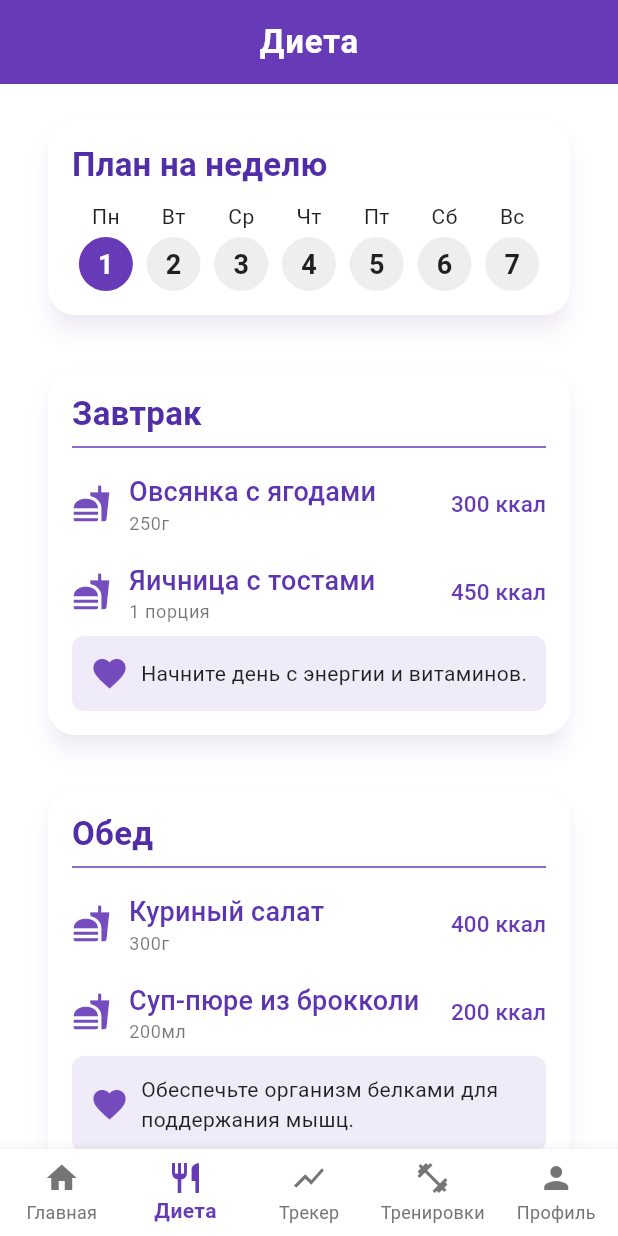
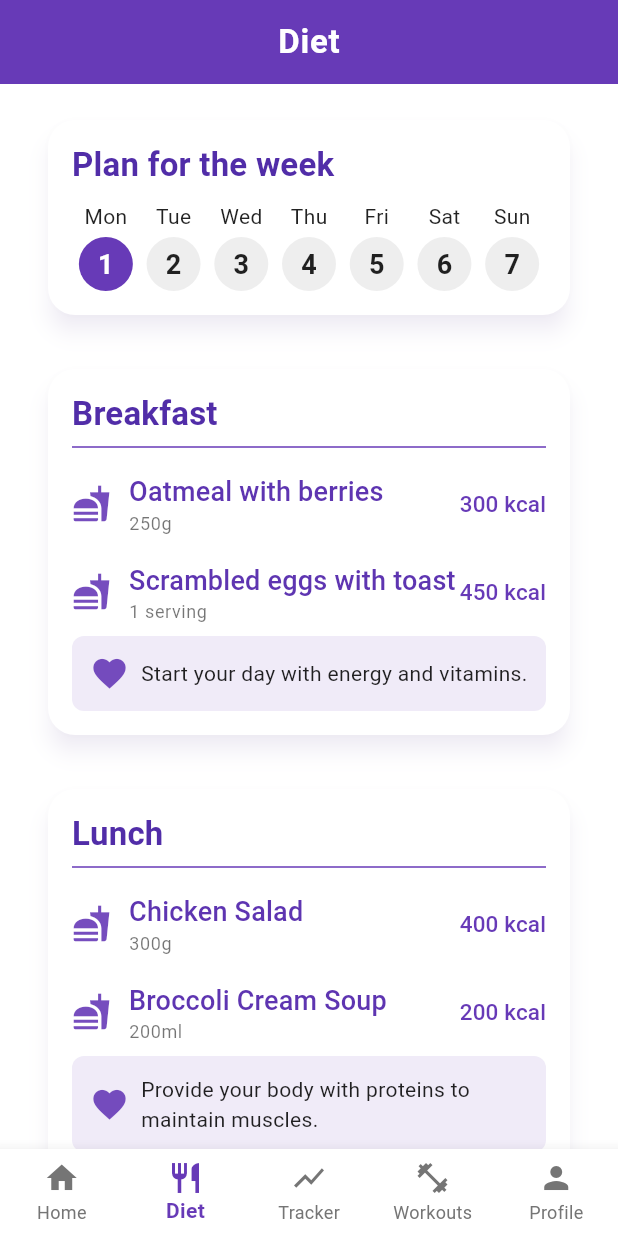
Before and after one commit to Ssberry19/my_app, a Flutter app: the screen it shows after launch, item 2 of the bottom bar chosen, on a phone screen of 412 x 824 dp. Run offline on Flutter 3.47's test engine with Material 3 defaults, Android fonts, the phone set to English and light mode, and no system bars; our stand-ins replace fl_chart, go_router, table_calendar.

Commit message:
english_fix_2

```diff
--- a/lib/features/diet/views/diet_screen.dart
+++ b/lib/features/diet/views/diet_screen.dart
@@ -7,7 +7,7 @@ class DietScreen extends StatelessWidget {
   Widget build(BuildContext context) {
     return Scaffold(
       appBar: AppBar(
-        title: const Text('Диета'), // Style comes from theme.dart
+        title: const Text('Diet'), // Style comes from theme.dart
         // backgroundColor: Colors.deepPurple, // Удаляем, берется из темы
         // elevation: 0, // Удаляем, берется из темы
       ),
@@ -29,13 +29,29 @@ class DietScreen extends StatelessWidget {
           children: [
             _buildWeeklyPlan(context), // Передаем context
             const SizedBox(height: 20),
-            _buildMealSection(context, 'Завтрак', _breakfastContent(context)), // Передаем context
+            _buildMealSection(
+              context,
+              'Breakfast',
+              _breakfastContent(context),
+            ), // Передаем context
             const SizedBox(height: 20),
-            _buildMealSection(context, 'Обед', _lunchContent(context)), // Передаем context
+            _buildMealSection(
+              context,
+              'Lunch',
+              _lunchContent(context),
+            ), // Передаем context
             const SizedBox(height: 20),
-            _buildMealSection(context, 'Ужин', _dinnerContent(context)), // Передаем context
+            _buildMealSection(
+              context,
+              'Dinner',
+              _dinnerContent(context),
+            ), // Передаем context
             const SizedBox(height: 20),
-            _buildMealSection(context, 'Перекус', _snackContent(context)), // Передаем context
+            _buildMealSection(
+              context,
+              'Snack',
+              _snackContent(context),
+            ), // Передаем context
             const SizedBox(height: 20),
             _buildActionButtons(context), // Передаем context
           ],
@@ -53,26 +69,39 @@ class DietScreen extends StatelessWidget {
           crossAxisAlignment: CrossAxisAlignment.start,
           children: [
             Text(
-              'План на неделю',
-              style: Theme.of(context).textTheme.titleLarge, // Использование стиля из темы
+              'Plan for the week',
+              style: Theme.of(
+                context,
+              ).textTheme.titleLarge, // Использование стиля из темы
             ),
             const SizedBox(height: 10),
             Row(
               mainAxisAlignment: MainAxisAlignment.spaceAround,
               children: List.generate(7, (index) {
-                final day = ['Пн', 'Вт', 'Ср', 'Чт', 'Пт', 'Сб', 'Вс'][index];
+                final day = [
+                  'Mon',
+                  'Tue',
+                  'Wed',
+                  'Thu',
+                  'Fri',
+                  'Sat',
+                  'Sun',
+                ][index];
                 return Column(
                   children: [
                     Text(day, style: Theme.of(context).textTheme.bodyMedium),
                     const SizedBox(height: 4),
                     CircleAvatar(
                       radius: 18,
-                      backgroundColor: index == 0 ? Theme.of(context).primaryColor : Colors.grey[200],
+                      backgroundColor: index == 0
+                          ? Theme.of(context).primaryColor
+                          : Colors.grey[200],
                       child: Text(
                         (index + 1).toString(),
                         style: TextStyle(
-                            color: index == 0 ? Colors.white : Colors.black87,
-                            fontWeight: FontWeight.bold),
+                          color: index == 0 ? Colors.white : Colors.black87,
+                          fontWeight: FontWeight.bold,
+                        ),
                       ),
                     ),
                   ],
@@ -95,9 +124,13 @@ class DietScreen extends StatelessWidget {
           children: [
             Text(
               title,
-              style: Theme.of(context).textTheme.titleLarge, // Использование стиля из темы
+              style: Theme.of(
+                context,
+              ).textTheme.titleLarge, // Использование стиля из темы
             ),
-            const Divider(color: Colors.deepPurple), // Divider остается, цвет из темы
+            const Divider(
+              color: Colors.deepPurple,
+            ), // Divider остается, цвет из темы
             content,
           ],
         ),
@@ -105,12 +138,20 @@ class DietScreen extends StatelessWidget {
     );
   }
 
-  Widget _buildMealItem(BuildContext context, String title, String description, String calories) {
+  Widget _buildMealItem(
+    BuildContext context,
+    String title,
+    String description,
+    String calories,
+  ) {
     return Padding(
       padding: const EdgeInsets.symmetric(vertical: 8),
       child: Row(
         children: [
-          Icon(Icons.fastfood, color: Theme.of(context).iconTheme.color), // Использование цвета иконки из темы
+          Icon(
+            Icons.fastfood,
+            color: Theme.of(context).iconTheme.color,
+          ), // Использование цвета иконки из темы
           const SizedBox(width: 12),
           Expanded(
             child: Column(
@@ -118,18 +159,24 @@ class DietScreen extends StatelessWidget {
               children: [
                 Text(
                   title,
-                  style: Theme.of(context).textTheme.titleMedium, // Использование стиля из темы
+                  style: Theme.of(
+                    context,
+                  ).textTheme.titleMedium, // Использование стиля из темы
                 ),
                 Text(
                   description,
-                  style: Theme.of(context).textTheme.bodySmall, // Использование стиля из темы
+                  style: Theme.of(
+                    context,
+                  ).textTheme.bodySmall, // Использование стиля из темы
                 ),
               ],
             ),
           ),
           Text(
             calories,
-            style: Theme.of(context).textTheme.titleSmall!.copyWith(color: Theme.of(context).primaryColor), // Использование стиля и цвета из темы
+            style: Theme.of(context).textTheme.titleSmall!.copyWith(
+              color: Theme.of(context).primaryColor,
+            ), // Использование стиля и цвета из темы
           ),
         ],
       ),
@@ -139,9 +186,17 @@ class DietScreen extends StatelessWidget {
   Widget _breakfastContent(BuildContext context) {
     return Column(
       children: [
-        _buildMealItem(context, 'Овсянка с ягодами', '250г', '300 ккал'),
-        _buildMealItem(context, 'Яичница с тостами', '1 порция', '450 ккал'),
-        _buildHealthBenefits(context, 'Начните день с энергии и витаминов.'), // Передаем context
+        _buildMealItem(context, 'Oatmeal with berries', '250g', '300 kcal'),
+        _buildMealItem(
+          context,
+          'Scrambled eggs with toast',
+          '1 serving',
+          '450 kcal',
+        ),
+        _buildHealthBenefits(
+          context,
+          'Start your day with energy and vitamins.',
+        ), // Передаем context
       ],
     );
   }
@@ -149,9 +204,12 @@ class DietScreen extends StatelessWidget {
   Widget _lunchContent(BuildContext context) {
     return Column(
       children: [
-        _buildMealItem(context, 'Куриный салат', '300г', '400 ккал'),
-        _buildMealItem(context, 'Суп-пюре из брокколи', '200мл', '200 ккал'),
-        _buildHealthBenefits(context, 'Обеспечьте организм белками для поддержания мышц.'), // Передаем context
+        _buildMealItem(context, 'Chicken Salad', '300g', '400 kcal'),
+        _buildMealItem(context, 'Broccoli Cream Soup', '200ml', '200 kcal'),
+        _buildHealthBenefits(
+          context,
+          'Provide your body with proteins to maintain muscles.',
+        ), // Передаем context
       ],
     );
   }
@@ -159,9 +217,17 @@ class DietScreen extends StatelessWidget {
   Widget _dinnerContent(BuildContext context) {
     return Column(
       children: [
-        _buildMealItem(context, 'Рыба на пару с овощами', '350г', '350 ккал'),
-        _buildMealItem(context, 'Греческий йогурт', '150г', '100 ккал'),
-        _buildHealthBenefits(context, 'Легкий ужин для комфортного сна.'), // Передаем context
+        _buildMealItem(
+          context,
+          'Steamed Fish with Vegetables',
+          '350g',
+          '350 kcal',
+        ),
+        _buildMealItem(context, 'Greek Yogurt', '150g', '100 kcal'),
+        _buildHealthBenefits(
+          context,
+          'A light dinner for a comfortable sleep.',
+        ), // Передаем context
       ],
     );
   }
@@ -169,9 +235,12 @@ class DietScreen extends StatelessWidget {
   Widget _snackContent(BuildContext context) {
     return Column(
       children: [
-        _buildMealItem(context, 'Фруктовый смузи', '200мл', '150 ккал'),
-        _buildMealItem(context, 'Горсть орехов', '30г', '180 ккал'),
-        _buildHealthBenefits(context, 'Идеально для поддержания энергии между приемами пищи.'), // Передаем context
+        _buildMealItem(context, 'Fruit Smoothie', '200ml', '150 kcal'),
+        _buildMealItem(context, 'A Handful of Nuts', '30g', '180 kcal'),
+        _buildHealthBenefits(
+          context,
+          'Perfect for maintaining energy between meals.',
+        ), // Передаем context
       ],
     );
   }
@@ -182,12 +251,18 @@ class DietScreen extends StatelessWidget {
       decoration: BoxDecoration(
         // ignore: deprecated_member_use
         color: Theme.of(context).primaryColor.withOpacity(0.1), // Цвет из темы
-        borderRadius: BorderRadius.circular(8)),
+        borderRadius: BorderRadius.circular(8),
+      ),
       child: Row(
         children: [
-          Icon(Icons.favorite, color: Theme.of(context).primaryColor), // Цвет из темы
+          Icon(
+            Icons.favorite,
+            color: Theme.of(context).primaryColor,
+          ), // Цвет из темы
           const SizedBox(width: 8),
-          Expanded(child: Text(text, style: Theme.of(context).textTheme.bodyMedium)), // Стиль из темы
+          Expanded(
+            child: Text(text, style: Theme.of(context).textTheme.bodyMedium),
+          ), // Стиль из темы
         ],
       ),
     );
@@ -199,9 +274,21 @@ class DietScreen extends StatelessWidget {
       child: Row(
         mainAxisAlignment: MainAxisAlignment.spaceEvenly,
         children: [
-          _buildCustomButton(context, 'Заметки', Icons.edit_note), // Передаем context
-          _buildCustomButton(context, 'ИМТ', Icons.calculate), // Передаем context
-          _buildCustomButton(context, 'Записать еду', Icons.add_box), // Передаем context
+          _buildCustomButton(
+            context,
+            'Notes',
+            Icons.edit_note,
+          ), // Передаем context
+          _buildCustomButton(
+            context,
+            'BMI',
+            Icons.calculate,
+          ), // Передаем context
+          _buildCustomButton(
+            context,
+            'Log food',
+            Icons.add_box,
+          ), // Передаем context
         ],
       ),
     );
@@ -220,7 +307,9 @@ class DietScreen extends StatelessWidget {
         const SizedBox(height: 4),
         Text(
           text,
-          style: Theme.of(context).textTheme.bodyMedium!.copyWith(color: Theme.of(context).primaryColor), // Стиль и цвет из темы
+          style: Theme.of(context).textTheme.bodyMedium!.copyWith(
+            color: Theme.of(context).primaryColor,
+          ), // Стиль и цвет из темы
         ),
       ],
     );
--- a/lib/features/home/views/home_screen.dart
+++ b/lib/features/home/views/home_screen.dart
@@ -27,12 +27,15 @@ class _HomeScreenState extends State<HomeScreen> {
   Widget build(BuildContext context) {
     return Scaffold(
       appBar: AppBar(
-        title: const Text('Главная'), // Стиль берется из темы
+        title: const Text('Home'), // Стиль берется из темы
         // backgroundColor: Colors.deepPurple, // Удаляем
         // elevation: 0, // Удаляем
         actions: [
           IconButton(
-            icon: Icon(Icons.notifications_none, color: Theme.of(context).appBarTheme.foregroundColor), // Цвет иконки из темы
+            icon: Icon(
+              Icons.notifications_none,
+              color: Theme.of(context).appBarTheme.foregroundColor,
+            ), // Цвет иконки из темы
             onPressed: () {
               // TODO: Handle notifications
             },
@@ -58,7 +61,7 @@ class _HomeScreenState extends State<HomeScreen> {
           crossAxisAlignment: CrossAxisAlignment.start,
           children: [
             Text(
-              'Добро пожаловать!',
+              'Welcome!',
               style: Theme.of(context).textTheme.headlineSmall!.copyWith(
                 color: Theme.of(context).primaryColor,
               ), // Стиль из темы
@@ -66,17 +69,32 @@ class _HomeScreenState extends State<HomeScreen> {
             const SizedBox(height: 16),
             _buildSectionCard(
               context,
-              title: 'Статистика',
+              title: 'Statistics',
               children: [
-                _buildMetricRow(context, 'Калории сегодня', '$_caloriesToday / $_targetCalories ккал', Icons.local_fire_department),
-                _buildMetricRow(context, 'Тренировки', '$_completedWorkouts / $_totalWorkouts завершено', Icons.fitness_center),
-                _buildMetricRow(context, 'Вода', '${_waterIntakeMl / 1000} / ${_waterTargetMl / 1000} л', Icons.water_drop),
+                _buildMetricRow(
+                  context,
+                  'Calories Today',
+                  '$_caloriesToday / $_targetCalories kcal',
+                  Icons.local_fire_department,
+                ),
+                _buildMetricRow(
+                  context,
+                  'Workouts',
+                  '$_completedWorkouts / $_totalWorkouts completed',
+                  Icons.fitness_center,
+                ),
+                _buildMetricRow(
+                  context,
+                  'Water',
+                  '${_waterIntakeMl / 1000} / ${_waterTargetMl / 1000} л',
+                  Icons.water_drop,
+                ),
               ],
             ),
             const SizedBox(height: 20),
             _buildSectionCard(
               context,
-              title: 'Прогресс',
+              title: 'Progress',
               children: [
                 _buildProgressChart(context),
                 const SizedBox(height: 16),
@@ -86,10 +104,12 @@ class _HomeScreenState extends State<HomeScreen> {
                     onPressed: () {
                       Navigator.push(
                         context,
-                        MaterialPageRoute(builder: (context) => const TrackerScreen()),
+                        MaterialPageRoute(
+                          builder: (context) => const TrackerScreen(),
+                        ),
                       );
                     },
-                    child: const Text('Посмотреть подробнее'), // Стиль из темы
+                    child: const Text('View more details'), // Стиль из темы
                   ),
                 ),
               ],
@@ -97,20 +117,30 @@ class _HomeScreenState extends State<HomeScreen> {
             const SizedBox(height: 20),
             _buildSectionCard(
               context,
-              title: 'Рекомендации',
+              title: 'Recommendations',
               children: [
-                _buildRecommendationItem(context, 'Попробуйте новый рецепт из раздела "Диета"!', Icons.restaurant_menu),
-                _buildRecommendationItem(context, 'Добавьте в свой план новую тренировку!', Icons.directions_run),
+                _buildRecommendationItem(
+                  context,
+                  'Try a new recipe from the "Diet" section!',
+                  Icons.restaurant_menu,
+                ),
+                _buildRecommendationItem(
+                  context,
+                  'Add a new workout to your plan!',
+                  Icons.directions_run,
+                ),
                 Align(
                   alignment: Alignment.centerRight,
                   child: TextButton(
                     onPressed: () {
                       Navigator.push(
                         context,
-                        MaterialPageRoute(builder: (context) => const DietScreen()),
+                        MaterialPageRoute(
+                          builder: (context) => const DietScreen(),
+                        ),
                       );
                     },
-                    child: const Text('Больше рекомендаций'), // Стиль из темы
+                    child: const Text('More recommendations'), // Стиль из темы
                   ),
                 ),
               ],
@@ -123,7 +153,11 @@ class _HomeScreenState extends State<HomeScreen> {
     );
   }
 
-  Widget _buildSectionCard(BuildContext context, {required String title, required List<Widget> children}) {
+  Widget _buildSectionCard(
+    BuildContext context, {
+    required String title,
+    required List<Widget> children,
+  }) {
     // Card автоматически возьмет стиль из theme.dart
     return Card(
       child: Padding(
@@ -133,7 +167,9 @@ class _HomeScreenState extends State<HomeScreen> {
           children: [
             Text(
               title,
-              style: Theme.of(context).textTheme.titleLarge, // Использование стиля из темы
+              style: Theme.of(
+                context,
+              ).textTheme.titleLarge, // Использование стиля из темы
             ),
             const Divider(color: Colors.deepPurple), // Цвет из темы
             ...children,
@@ -143,12 +179,20 @@ class _HomeScreenState extends State<HomeScreen> {
     );
   }
 
-  Widget _buildMetricRow(BuildContext context, String label, String value, IconData icon) {
+  Widget _buildMetricRow(
+    BuildContext context,
+    String label,
+    String value,
+    IconData icon,
+  ) {
     return Padding(
       padding: const EdgeInsets.symmetric(vertical: 8),
       child: Row(
         children: [
-          Icon(icon, color: Theme.of(context).iconTheme.color), // Цвет иконки из темы
+          Icon(
+            icon,
+            color: Theme.of(context).iconTheme.color,
+          ), // Цвет иконки из темы
           const SizedBox(width: 12),
           Expanded(
             child: Text(
@@ -158,7 +202,10 @@ class _HomeScreenState extends State<HomeScreen> {
           ),
           Text(
             value,
-            style: Theme.of(context).textTheme.bodyLarge!.copyWith(fontWeight: FontWeight.w600, color: Theme.of(context).primaryColor), // Стиль и цвет из темы
+            style: Theme.of(context).textTheme.bodyLarge!.copyWith(
+              fontWeight: FontWeight.w600,
+              color: Theme.of(context).primaryColor,
+            ), // Стиль и цвет из темы
           ),
         ],
       ),
@@ -174,7 +221,10 @@ class _HomeScreenState extends State<HomeScreen> {
           titlesData: FlTitlesData(show: false),
           borderData: FlBorderData(
             show: true,
-            border: Border.all(color: Colors.deepPurple.shade100, width: 1), // Цвет из темы
+            border: Border.all(
+              color: Colors.deepPurple.shade100,
+              width: 1,
+            ), // Цвет из темы
           ),
           lineBarsData: [
             LineChartBarData(
@@ -195,7 +245,9 @@ class _HomeScreenState extends State<HomeScreen> {
               belowBarData: BarAreaData(
                 show: true,
                 // ignore: deprecated_member_use
-                color: Theme.of(context).primaryColor.withOpacity(0.2), // Цвет из темы
+                color: Theme.of(
+                  context,
+                ).primaryColor.withOpacity(0.2), // Цвет из темы
               ),
             ),
           ],
@@ -204,13 +256,20 @@ class _HomeScreenState extends State<HomeScreen> {
     );
   }
 
-  Widget _buildRecommendationItem(BuildContext context, String text, IconData icon) {
+  Widget _buildRecommendationItem(
+    BuildContext context,
+    String text,
+    IconData icon,
+  ) {
     return Padding(
       padding: const EdgeInsets.symmetric(vertical: 8),
       child: Row(
         crossAxisAlignment: CrossAxisAlignment.start,
         children: [
-          Icon(icon, color: Theme.of(context).hintColor), // Использование hintColor для разнообразия
+          Icon(
+            icon,
+            color: Theme.of(context).hintColor,
+          ), // Использование hintColor для разнообразия
           const SizedBox(width: 12),
           Expanded(
             child: Text(
@@ -227,19 +286,19 @@ class _HomeScreenState extends State<HomeScreen> {
     return Row(
       mainAxisAlignment: MainAxisAlignment.spaceAround,
       children: [
-        _buildActionButton(context, 'Диета', Icons.restaurant_menu, () {
+        _buildActionButton(context, 'Diet', Icons.restaurant_menu, () {
           Navigator.push(
             context,
             MaterialPageRoute(builder: (context) => const DietScreen()),
           );
         }),
-        _buildActionButton(context, 'Тренировки', Icons.fitness_center, () {
+        _buildActionButton(context, 'Workouts', Icons.fitness_center, () {
           Navigator.push(
             context,
             MaterialPageRoute(builder: (context) => const WorkoutPlanPage()),
           );
         }),
-        _buildActionButton(context, 'Трекер', Icons.show_chart, () {
+        _buildActionButton(context, 'Tracker', Icons.show_chart, () {
           Navigator.push(
             context,
             MaterialPageRoute(builder: (context) => const TrackerScreen()),
@@ -249,7 +308,12 @@ class _HomeScreenState extends State<HomeScreen> {
     );
   }
 
-  Widget _buildActionButton(BuildContext context, String label, IconData icon, VoidCallback onPressed) {
+  Widget _buildActionButton(
+    BuildContext context,
+    String label,
+    IconData icon,
+    VoidCallback onPressed,
+  ) {
     return Column(
       children: [
         FloatingActionButton(
@@ -262,7 +326,10 @@ class _HomeScreenState extends State<HomeScreen> {
         const SizedBox(height: 8),
         Text(
           label,
-          style: Theme.of(context).textTheme.bodySmall!.copyWith(fontWeight: FontWeight.w500, color: Theme.of(context).primaryColor), // Стиль и цвет из темы
+          style: Theme.of(context).textTheme.bodySmall!.copyWith(
+            fontWeight: FontWeight.w500,
+            color: Theme.of(context).primaryColor,
+          ), // Стиль и цвет из темы
         ),
       ],
     );
--- a/lib/features/home/widgets/progress_chart.dart
+++ b/lib/features/home/widgets/progress_chart.dart
@@ -1,4 +1,4 @@
- import 'package:flutter/material.dart';
+import 'package:flutter/material.dart';
 
 class ProgressChart extends StatelessWidget {
   const ProgressChart({super.key});
@@ -11,8 +11,10 @@ class ProgressChart extends StatelessWidget {
         child: Column(
           crossAxisAlignment: CrossAxisAlignment.start,
           children: [
-            Text('Прогресс за неделю',
-                style: Theme.of(context).textTheme.titleMedium),
+            Text(
+              'Weekly Progress',
+              style: Theme.of(context).textTheme.titleMedium,
+            ),
             const SizedBox(height: 16),
             Container(
               height: 200,
@@ -20,7 +22,7 @@ class ProgressChart extends StatelessWidget {
                 border: Border.all(color: Colors.grey),
                 borderRadius: BorderRadius.circular(8),
               ),
-              child: const Center(child: Text('График будет здесь')),
+              child: const Center(child: Text('The chart will be here')),
             ),
           ],
         ),
--- a/lib/main_screen.dart
+++ b/lib/main_screen.dart
@@ -37,26 +37,17 @@ class _MainScreenState extends State<MainScreen> {
         // unselectedItemColor: Colors.blueGrey, // Удалить эту строку
         showUnselectedLabels: true,
         items: const [
-          BottomNavigationBarItem(
-            icon: Icon(Icons.home),
-            label: 'Главная',
-          ),
-          BottomNavigationBarItem(
-            icon: Icon(Icons.restaurant),
-            label: 'Диета',
-          ),
+          BottomNavigationBarItem(icon: Icon(Icons.home), label: 'Home'),
+          BottomNavigationBarItem(icon: Icon(Icons.restaurant), label: 'Diet'),
           BottomNavigationBarItem(
             icon: Icon(Icons.show_chart),
-            label: 'Трекер',
+            label: 'Tracker',
           ),
           BottomNavigationBarItem(
             icon: Icon(Icons.fitness_center),
-            label: 'Тренировки',
+            label: 'Workouts',
           ),
-          BottomNavigationBarItem(
-            icon: Icon(Icons.person),
-            label: 'Профиль',
-          ),
+          BottomNavigationBarItem(icon: Icon(Icons.person), label: 'Profile'),
         ],
       ),
     );
```
Also changed, not shown: lib/features/tracker/views/tracker_screen.dart (+41 -18 lines), lib/main.dart (+12 -12 lines).
